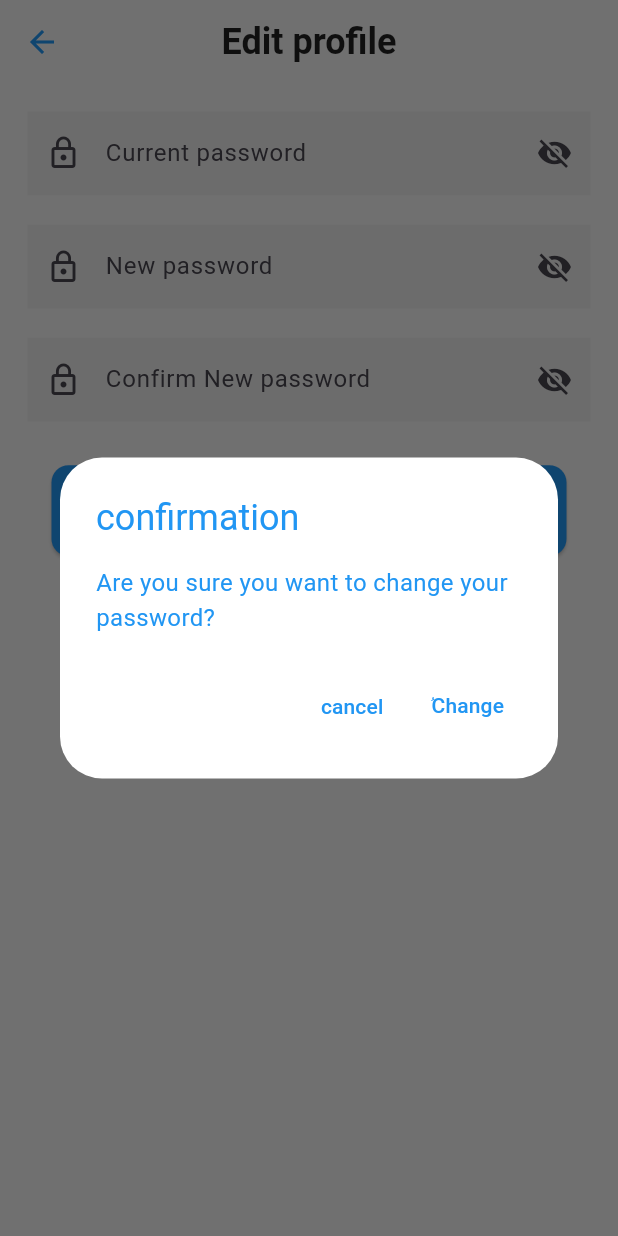
After one commit to X-Menna/Zawal, a Flutter app: the ChangePasswordScreen screen opened by its route, after a tap on "Change password", on a phone screen of 412 x 824 dp. The commit adds this screen. Run offline on Flutter 3.47's test engine with Material 3 defaults, Android fonts, the phone set to English and light mode, and no system bars; our stand-ins replace flutter_bloc, flutter_screenutil, image_picker, shared_preferences; accounts and stored records are empty; Roboto replaces fonts that are missing (Poppins).

Commit message:
change password screen

```diff
--- a/Flutter/zawal1-main/lib/routes/app_routes.dart
+++ b/Flutter/zawal1-main/lib/routes/app_routes.dart
@@ -6,6 +6,7 @@ import '../screens/login_screen.dart';
 import '../screens/signup_screen.dart';
 import '../screens/profilescreen.dart';
 import '../screens/edit_profile_screen.dart';
+import '../screens/change_password_screen.dart';
 
 class AppRouter {
   static Route<dynamic> generateRoute(RouteSettings settings) {
@@ -33,6 +34,9 @@ class AppRouter {
       case AppRoutes.editprofile:
         page = const EditProfileScreen();
         break;
+      case AppRoutes.changepassword:
+        page = const ChangePasswordScreen();
+        break;
       default:
         page = const Scaffold(body: Center(child: Text('No route found')));
     }
@@ -57,4 +61,5 @@ class AppRoutes {
   static const home = '/home';
   static const profile = '/profile';
   static const editprofile = '/editprofile';
+  static const changepassword = '/changepassword';
 }
--- /dev/null
+++ b/Flutter/zawal1-main/lib/screens/change_password_screen.dart
@@ -0,0 +1,197 @@
+import 'package:flutter/material.dart';
+import 'package:flutter_screenutil/flutter_screenutil.dart';
+import 'package:shared_preferences/shared_preferences.dart';
+import 'package:zawal/constants/app_colors.dart';
+import 'package:zawal/constants/app_textstyles.dart';
+import 'package:zawal/routes/app_routes.dart';
+import 'package:zawal/widgets/password_field.dart';
+
+class ChangePasswordScreen extends StatefulWidget {
+  const ChangePasswordScreen({super.key});
+
+  @override
+  State<ChangePasswordScreen> createState() => _ChangePasswordScreenState();
+}
+
+class _ChangePasswordScreenState extends State<ChangePasswordScreen> {
+  final _formKey = GlobalKey<FormState>();
+
+  final currentpassController = TextEditingController();
+  final newpassController = TextEditingController();
+  final confirmPassController = TextEditingController();
+
+  bool _isCurrentVisible = false;
+  bool _isNewVisible = false;
+  bool _isConfirmVisible = false;
+
+  void _changePassword() async {
+    if (_formKey.currentState!.validate()) {
+      final prefs = await SharedPreferences.getInstance();
+      String? storedPassword = prefs.getString('password');
+
+      if (currentpassController.text != storedPassword) {
+        ScaffoldMessenger.of(context).showSnackBar(
+          const SnackBar(content: Text("Old password is incorrect")),
+        );
+        return;
+      }
+
+      await prefs.setString('password', newpassController.text);
+
+      ScaffoldMessenger.of(context).showSnackBar(
+        const SnackBar(content: Text("Password changed successfully")),
+      );
+      Navigator.pushReplacementNamed(context, AppRoutes.profile);
+    }
+  }
+
+  @override
+  Widget build(BuildContext context) {
+    return Scaffold(
+      resizeToAvoidBottomInset: true,
+      backgroundColor: AppColors.background,
+      appBar: AppBar(
+        leading: IconButton(
+          onPressed: () {
+            Navigator.pushReplacementNamed(context, AppRoutes.profile);
+          },
+          icon: Icon(Icons.arrow_back, color: AppColors.primary),
+        ),
+        title: Text('Edit profile', style: AppTextStyles.heading),
+        centerTitle: true,
+        backgroundColor: AppColors.background,
+      ),
+
+      body: Padding(
+        padding: EdgeInsets.all(16.w),
+        child: Form(
+          key: _formKey,
+          child: Column(
+            children: [
+              PasswordField(
+                controller: currentpassController,
+                label: 'Current password',
+                isVisible: _isCurrentVisible,
+                onVisibilityToggle: () {
+                  setState(() {
+                    _isCurrentVisible = !_isCurrentVisible;
+                  });
+                },
+                validator: (value) {
+                  if (value == null || value.isEmpty) {
+                    return 'Please enter your current password';
+                  }
+                  return null;
+                },
+              ),
+              SizedBox(height: 16.h),
+              PasswordField(
+                controller: newpassController,
+                label: 'New password',
+                isVisible: _isNewVisible,
+                onVisibilityToggle: () {
+                  setState(() {
+                    _isNewVisible = !_isNewVisible;
+                  });
+                },
+                validator: (value) {
+                  if (value == null || value.isEmpty) {
+                    return 'Please enter your new password';
+                  }
+                  if (!RegExp(r'[A-Z]').hasMatch(value)) {
+                    return "Password must contain at least one uppercase letter";
+                  }
+                  if (!RegExp(r'[0-9]').hasMatch(value)) {
+                    return "Password must contain at least one number";
+                  }
+                  if (!RegExp(r'[!@#\$&*~]').hasMatch(value)) {
+                    return "Password must contain at least one special character (!@#\$&*~)";
+                  }
+                  return null;
+                },
+              ),
+              SizedBox(height: 16.h),
+              PasswordField(
+                controller: confirmPassController,
+                label: 'Confirm New password',
+                isVisible: _isConfirmVisible,
+                onVisibilityToggle: () {
+                  setState(() {
+                    _isConfirmVisible = !_isConfirmVisible;
+                  });
+                },
+                validator: (value) {
+                  if (value == null || value.isEmpty) {
+                    return 'Please confirm new password';
+                  }
+                  if (value != newpassController.text) {
+                    return 'password donot match';
+                  }
+                  return null;
+                },
+              ),
+              SizedBox(height: 24.h),
+              SizedBox(
+                width: 300.w,
+                child: ElevatedButton(
+                  onPressed: () {
+                    showDialog(
+                      context: context,
+                      builder:
+                          ((context) => AlertDialog(
+                            backgroundColor: AppColors.white,
+                            title: const Text(
+                              "confirmation",
+                              style: TextStyle(color: AppColors.primary),
+                            ),
+                            content: const Text(
+                              "Are you sure you want to change your password?",
+                              style: TextStyle(color: AppColors.primary),
+                            ),
+                            actions: [
+                              TextButton(
+                                onPressed: () {
+                                  Navigator.pushReplacementNamed(
+                                    context,
+                                    AppRoutes.profile,
+                                  );
+                                },
+                                style: TextButton.styleFrom(
+                                  foregroundColor: AppColors.primary,
+                                ),
+                                child: const Text("cancel"),
+                              ),
+                              TextButton(
+                                onPressed: () async {
+                                  Navigator.pop(context);
+                                  _changePassword();
+                                },
+                                style: TextButton.styleFrom(
+                                  foregroundColor: AppColors.primary,
+                                ),
+                                child: const Text("ُChange"),
+                              ),
+                            ],
+                          )),
+                    );
+                  },
+                  style: ElevatedButton.styleFrom(
+                    backgroundColor: AppColors.primary,
+                    minimumSize: Size(double.infinity, 50.h),
+                    shape: RoundedRectangleBorder(
+                      borderRadius: BorderRadius.circular(10.r),
+                    ),
+                  ),
+                  child: const Text(
+                    "Change password",
+                    style: TextStyle(color: Colors.white),
+                  ),
+                ),
+              ),
+            ],
+          ),
+        ),
+      ),
+    );
+  }
+}
--- a/Flutter/zawal1-main/lib/screens/edit_profile_screen.dart
+++ b/Flutter/zawal1-main/lib/screens/edit_profile_screen.dart
@@ -122,7 +122,10 @@ class _EditProfileScreenState extends State<EditProfileScreen> {
                             actions: [
                               TextButton(
                                 onPressed: () {
-                                  Navigator.pop(context);
+                                  Navigator.pushReplacementNamed(
+                                    context,
+                                    AppRoutes.profile,
+                                  );
                                 },
                                 style: TextButton.styleFrom(
                                   foregroundColor: AppColors.primary,
--- a/Flutter/zawal1-main/lib/screens/signup_screen.dart
+++ b/Flutter/zawal1-main/lib/screens/signup_screen.dart
@@ -171,7 +171,7 @@ class _SignupScreenState extends State<SignupScreen> {
                       TextFormField(
                         validator: (value) {
                           if (value == null || value.isEmpty) {
-                            return "the phone require";
+                            return "please enter your phone";
                           }
                           return null;
                         },
@@ -317,6 +317,10 @@ class _SignupScreenState extends State<SignupScreen> {
                                 'phone',
                                 phoneController.text,
                               );
+                              await prefs.setString(
+                                'password',
+                                passController.text,
+                              );
 
                               if (!context.mounted) return;
 
--- /dev/null
+++ b/Flutter/zawal1-main/lib/widgets/password_field.dart
@@ -0,0 +1,45 @@
+import 'package:flutter/material.dart';
+import 'package:zawal/constants/app_colors.dart';
+
+class PasswordField extends StatelessWidget {
+  final TextEditingController controller;
+  final String label;
+  final bool isVisible;
+  final VoidCallback onVisibilityToggle;
+  final String? Function(String?) validator;
+
+  const PasswordField({
+    super.key,
+    required this.controller,
+    required this.label,
+    required this.isVisible,
+    required this.onVisibilityToggle,
+    required this.validator,
+  });
+
+  @override
+  Widget build(BuildContext context) {
+    return TextFormField(
+      controller: controller,
+      obscureText: !isVisible,
+      validator: validator,
+      keyboardType: TextInputType.visiblePassword,
+      style: const TextStyle(color: Colors.black),
+      decoration: InputDecoration(
+        hintText: label,
+        filled: true,
+        fillColor: AppColors.grey.withOpacity(0.1),
+        contentPadding: const EdgeInsets.symmetric(
+          vertical: 16,
+          horizontal: 16,
+        ),
+        border: InputBorder.none,
+        prefixIcon: const Icon(Icons.lock_outline),
+        suffixIcon: IconButton(
+          icon: Icon(isVisible ? Icons.visibility : Icons.visibility_off),
+          onPressed: onVisibilityToggle,
+        ),
+      ),
+    );
+  }
+}
```
Also changed, not shown: Flutter/zawal1-main/lib/screens/profilescreen.dart (+7 -2 lines), Flutter/zawal1-main/lib/widgets/custom_profileedite_textfield.dart (+4 -8 lines).
